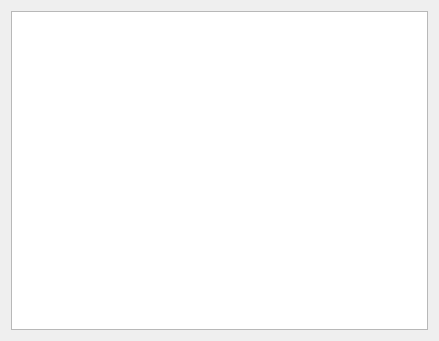
Before: the Qt Designer form Source/qimageuploader/Gui/ui/LogWindow.ui in zenden2k/image-uploader, drawn with Qt 5.
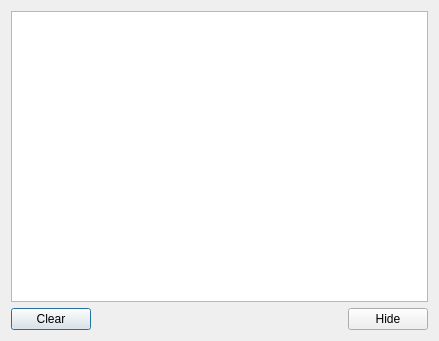
After: the same form once the commit is applied.

The edit to the form file:
```diff
--- a/Source/qimageuploader/Gui/ui/LogWindow.ui
+++ b/Source/qimageuploader/Gui/ui/LogWindow.ui
@@ -17,6 +17,37 @@
    <item>
     <widget class="QPlainTextEdit" name="plainTextEdit"/>
    </item>
+   <item>
+    <layout class="QHBoxLayout" name="horizontalLayout">
+     <item>
+      <widget class="QPushButton" name="clearButton">
+       <property name="text">
+        <string>Clear</string>
+       </property>
+      </widget>
+     </item>
+     <item>
+      <spacer name="horizontalSpacer">
+       <property name="orientation">
+        <enum>Qt::Horizontal</enum>
+       </property>
+       <property name="sizeHint" stdset="0">
+        <size>
+         <width>40</width>
+         <height>20</height>
+        </size>
+       </property>
+      </spacer>
+     </item>
+     <item>
+      <widget class="QPushButton" name="hideButton">
+       <property name="text">
+        <string>Hide</string>
+       </property>
+      </widget>
+     </item>
+    </layout>
+   </item>
   </layout>
  </widget>
  <resources/>
```
